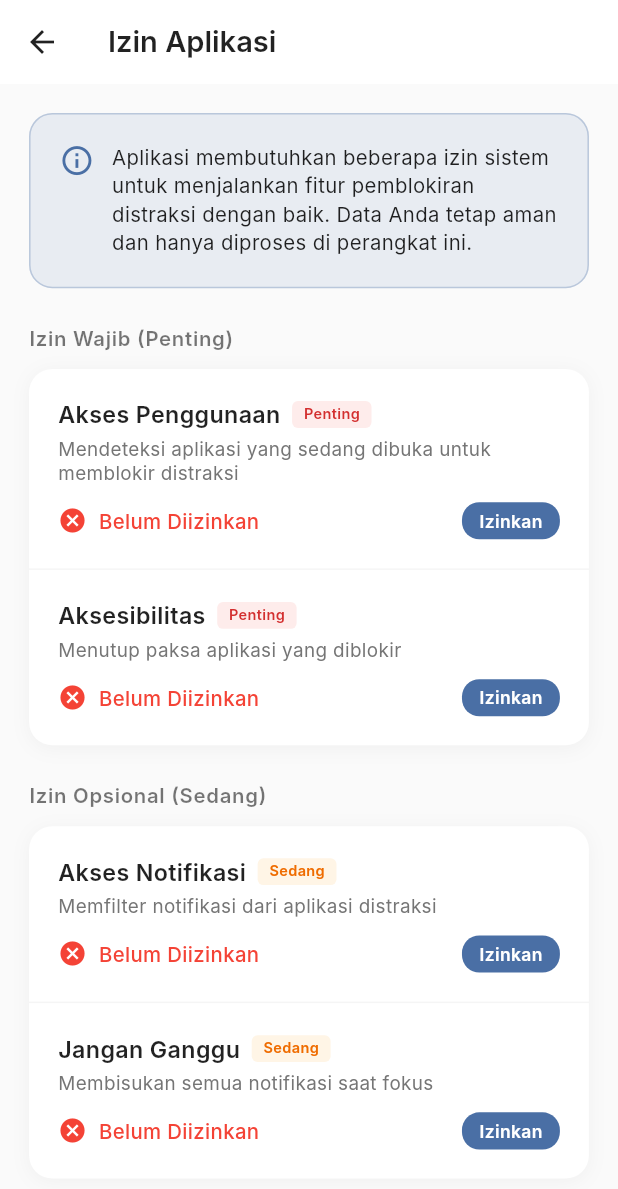
After one commit to MikeNoppo/todolist, a Flutter app: the AppPermissionsScreen screen opened directly, after a tap on "Akses Penggunaan", on a phone screen of 412 x 824 dp. The commit adds this screen. Shown: the top 1189 px of the screen. Run offline on Flutter 3.47's test engine with Material 3 defaults, Android fonts, the phone set to English and light mode, and no system bars; our stand-ins replace flutter_local_notifications, flutter_screenutil, flutter_timezone, shared_preferences, timezone; accounts and stored records are empty; Roboto replaces fonts that are missing (Inter).

Commit message:
feat: Adds app permissions screen
Provides a dedicated UI for viewing and requesting required system permissions and integrates it into the settings menu.

```diff
--- /dev/null
+++ b/lib/screens/settings/app_permissions_screen.dart
@@ -0,0 +1,390 @@
+import 'package:flutter/material.dart';
+import 'package:flutter/services.dart';
+import 'package:flutter_screenutil/flutter_screenutil.dart';
+
+import '../../core/ui/app_size_tokens.dart';
+import '../../services/app_logger.dart';
+import '../../services/permission_service.dart';
+
+class AppPermissionsScreen extends StatefulWidget {
+  const AppPermissionsScreen({super.key});
+
+  @override
+  State<AppPermissionsScreen> createState() => _AppPermissionsScreenState();
+}
+
+class _AppPermissionsScreenState extends State<AppPermissionsScreen>
+    with WidgetsBindingObserver {
+  static const String _tag = 'AppPermissionsScreen';
+
+  bool _isLoading = true;
+  bool _accessibilityGranted = false;
+  bool _usageStatsGranted = false;
+  bool _notificationListenerGranted = false;
+  bool _dndGranted = false;
+
+  @override
+  void initState() {
+    super.initState();
+    WidgetsBinding.instance.addObserver(this);
+    _loadPermissions();
+  }
+
+  @override
+  void dispose() {
+    WidgetsBinding.instance.removeObserver(this);
+    super.dispose();
+  }
+
+  @override
+  void didChangeAppLifecycleState(AppLifecycleState state) {
+    super.didChangeAppLifecycleState(state);
+    if (state == AppLifecycleState.resumed) {
+      _loadPermissions();
+    }
+  }
+
+  Future<void> _loadPermissions() async {
+    try {
+      final accessibilityGranted =
+          await PermissionService.isAccessibilityServiceEnabled();
+      final usageStatsGranted =
+          await PermissionService.isUsageStatsPermissionGranted();
+      final notificationListenerGranted =
+          await PermissionService.isNotificationListenerAccessGranted();
+      final dndGranted = await PermissionService.isDoNotDisturbAccessGranted();
+
+      if (!mounted) return;
+
+      setState(() {
+        _accessibilityGranted = accessibilityGranted;
+        _usageStatsGranted = usageStatsGranted;
+        _notificationListenerGranted = notificationListenerGranted;
+        _dndGranted = dndGranted;
+        _isLoading = false;
+      });
+    } catch (e, stackTrace) {
+      AppLogger.error(
+        _tag,
+        'Failed to load permissions.',
+        error: e,
+        stackTrace: stackTrace,
+      );
+      if (!mounted) return;
+      setState(() {
+        _isLoading = false;
+      });
+    }
+  }
+
+  @override
+  Widget build(BuildContext context) {
+    return Scaffold(
+      backgroundColor: Colors.grey[50],
+      appBar: AppBar(
+        backgroundColor: Colors.white,
+        elevation: 0,
+        leading: IconButton(
+          onPressed: () => Navigator.pop(context),
+          icon: const Icon(Icons.arrow_back, color: Colors.black87),
+        ),
+        title: Text(
+          'Izin Aplikasi',
+          style: TextStyle(
+            fontSize: AppSizeTokens.text20,
+            fontWeight: FontWeight.w600,
+            color: Colors.black87,
+          ),
+        ),
+        systemOverlayStyle: SystemUiOverlayStyle.dark,
+      ),
+      body: _isLoading
+          ? const Center(
+              child: CircularProgressIndicator(color: Color(0xFF4A6FA5)),
+            )
+          : ListView(
+              padding: EdgeInsets.all(AppSizeTokens.cardPadding),
+              children: [
+                _buildInfoCard(),
+                SizedBox(height: AppSizeTokens.space24),
+                _buildSectionHeader('Izin Wajib (Penting)'),
+                SizedBox(height: AppSizeTokens.space12),
+                _buildPermissionsCard([
+                  _buildPermissionItem(
+                    title: 'Akses Penggunaan',
+                    description:
+                        'Mendeteksi aplikasi yang sedang dibuka untuk memblokir distraksi',
+                    isGranted: _usageStatsGranted,
+                    importance: _PermissionImportance.high,
+                    onTap: () async {
+                      await PermissionService.openUsageStatsSettings();
+                    },
+                  ),
+                  _buildDivider(),
+                  _buildPermissionItem(
+                    title: 'Aksesibilitas',
+                    description: 'Menutup paksa aplikasi yang diblokir',
+                    isGranted: _accessibilityGranted,
+                    importance: _PermissionImportance.high,
+                    onTap: () async {
+                      await PermissionService.openAccessibilitySettings();
+                    },
+                  ),
+                ]),
+                SizedBox(height: AppSizeTokens.space24),
+                _buildSectionHeader('Izin Opsional (Sedang)'),
+                SizedBox(height: AppSizeTokens.space12),
+                _buildPermissionsCard([
+                  _buildPermissionItem(
+                    title: 'Akses Notifikasi',
+                    description: 'Memfilter notifikasi dari aplikasi distraksi',
+                    isGranted: _notificationListenerGranted,
+                    importance: _PermissionImportance.medium,
+                    onTap: () async {
+                      await PermissionService.openNotificationListenerSettings();
+                    },
+                  ),
+                  _buildDivider(),
+                  _buildPermissionItem(
+                    title: 'Jangan Ganggu',
+                    description: 'Membisukan semua notifikasi saat fokus',
+                    isGranted: _dndGranted,
+                    importance: _PermissionImportance.medium,
+                    onTap: () async {
+                      await PermissionService.openDoNotDisturbSettings();
+                    },
+                  ),
+                ]),
+              ],
+            ),
+    );
+  }
+
+  Widget _buildInfoCard() {
+    return Container(
+      padding: EdgeInsets.all(AppSizeTokens.cardPadding),
+      decoration: BoxDecoration(
+        color: const Color(0xFF4A6FA5).withValues(alpha: 0.1),
+        borderRadius: BorderRadius.circular(AppSizeTokens.radius16),
+        border: Border.all(
+          color: const Color(0xFF4A6FA5).withValues(alpha: 0.3),
+        ),
+      ),
+      child: Row(
+        crossAxisAlignment: CrossAxisAlignment.start,
+        children: [
+          Icon(
+            Icons.info_outline,
+            color: const Color(0xFF4A6FA5),
+            size: AppSizeTokens.icon24,
+          ),
+          SizedBox(width: AppSizeTokens.space12),
+          Expanded(
+            child: Text(
+              'Aplikasi membutuhkan beberapa izin sistem untuk menjalankan fitur pemblokiran distraksi dengan baik. Data Anda tetap aman dan hanya diproses di perangkat ini.',
+              style: TextStyle(
+                fontSize: AppSizeTokens.text14,
+                color: Colors.black87,
+                height: 1.4,
+              ),
+            ),
+          ),
+        ],
+      ),
+    );
+  }
+
+  Widget _buildSectionHeader(String title) {
+    return Text(
+      title,
+      style: TextStyle(
+        fontSize: AppSizeTokens.text14,
+        fontWeight: FontWeight.w600,
+        color: Colors.black54,
+        letterSpacing: 0.5.sp,
+      ),
+    );
+  }
+
+  Widget _buildPermissionsCard(List<Widget> children) {
+    return Container(
+      decoration: BoxDecoration(
+        color: Colors.white,
+        borderRadius: BorderRadius.circular(AppSizeTokens.radius16),
+        boxShadow: [
+          BoxShadow(
+            color: Colors.black.withValues(alpha: 0.04),
+            blurRadius: 10,
+            offset: const Offset(0, 2),
+          ),
+        ],
+      ),
+      child: Column(children: children),
+    );
+  }
+
+  Widget _buildPermissionItem({
+    required String title,
+    required String description,
+    required bool isGranted,
+    required _PermissionImportance importance,
+    required VoidCallback onTap,
+  }) {
+    final statusColor = isGranted ? Colors.green : Colors.red;
+    final statusText = isGranted ? 'Diizinkan' : 'Belum Diizinkan';
+    final statusIcon = isGranted ? Icons.check_circle : Icons.cancel;
+
+    return Material(
+      color: Colors.transparent,
+      child: InkWell(
+        onTap: onTap,
+        borderRadius: BorderRadius.circular(AppSizeTokens.radius16),
+        child: Padding(
+          padding: EdgeInsets.all(AppSizeTokens.cardPadding),
+          child: Column(
+            crossAxisAlignment: CrossAxisAlignment.start,
+            children: [
+              Row(
+                crossAxisAlignment: CrossAxisAlignment.start,
+                children: [
+                  Expanded(
+                    child: Column(
+                      crossAxisAlignment: CrossAxisAlignment.start,
+                      children: [
+                        Row(
+                          children: [
+                            Flexible(
+                              child: Text(
+                                title,
+                                style: TextStyle(
+                                  fontSize: AppSizeTokens.text16,
+                                  fontWeight: FontWeight.w600,
+                                  color: Colors.black87,
+                                ),
+                              ),
+                            ),
+                            SizedBox(width: AppSizeTokens.space8),
+                            _buildImportanceChip(importance),
+                          ],
+                        ),
+                        SizedBox(height: AppSizeTokens.space4),
+                        Text(
+                          description,
+                          style: TextStyle(
+                            fontSize: AppSizeTokens.text13,
+                            color: Colors.grey[600],
+                            height: 1.3,
+                          ),
+                        ),
+                      ],
+                    ),
+                  ),
+                ],
+              ),
+              SizedBox(height: AppSizeTokens.space12),
+              Row(
+                mainAxisAlignment: MainAxisAlignment.spaceBetween,
+                children: [
+                  Row(
+                    children: [
+                      Icon(
+                        statusIcon,
+                        color: statusColor,
+                        size: AppSizeTokens.icon20,
+                      ),
+                      SizedBox(width: AppSizeTokens.space8),
+                      Text(
+                        statusText,
+                        style: TextStyle(
+                          fontSize: AppSizeTokens.text14,
+                          fontWeight: FontWeight.w500,
+                          color: statusColor,
+                        ),
+                      ),
+                    ],
+                  ),
+                  if (!isGranted)
+                    Container(
+                      padding: EdgeInsets.symmetric(
+                        horizontal: AppSizeTokens.space12,
+                        vertical: AppSizeTokens.space4,
+                      ),
+                      decoration: BoxDecoration(
+                        color: const Color(0xFF4A6FA5),
+                        borderRadius: BorderRadius.circular(
+                          AppSizeTokens.radius12,
+                        ),
+                      ),
+                      child: Text(
+                        'Izinkan',
+                        style: TextStyle(
+                          fontSize: AppSizeTokens.text12,
+                          fontWeight: FontWeight.w600,
+                          color: Colors.white,
+                        ),
+                      ),
+                    )
+                  else
+                    Icon(
+                      Icons.chevron_right,
+                      color: Colors.grey[400],
+                      size: AppSizeTokens.icon20,
+                    ),
+                ],
+              ),
+            ],
+          ),
+        ),
+      ),
+    );
+  }
+
+  Widget _buildImportanceChip(_PermissionImportance importance) {
+    Color bgColor;
+    Color textColor;
+    String label;
+
+    switch (importance) {
+      case _PermissionImportance.high:
+        bgColor = Colors.red.withValues(alpha: 0.1);
+        textColor = Colors.red[700]!;
+        label = 'Penting';
+        break;
+      case _PermissionImportance.medium:
+        bgColor = Colors.orange.withValues(alpha: 0.1);
+        textColor = Colors.orange[800]!;
+        label = 'Sedang';
+        break;
+      case _PermissionImportance.low:
+        bgColor = Colors.green.withValues(alpha: 0.1);
+        textColor = Colors.green[700]!;
+        label = 'Rendah';
+        break;
+    }
+
+    return Container(
+      padding: EdgeInsets.symmetric(
+        horizontal: AppSizeTokens.space8,
+        vertical: 2.sp,
+      ),
+      decoration: BoxDecoration(
+        color: bgColor,
+        borderRadius: BorderRadius.circular(4.r),
+      ),
+      child: Text(
+        label,
+        style: TextStyle(
+          fontSize: 10.sp,
+          fontWeight: FontWeight.w600,
+          color: textColor,
+        ),
+      ),
+    );
+  }
+
+  Widget _buildDivider() {
+    return Divider(height: 1, thickness: 1, color: Colors.grey[100]);
+  }
+}
+
+enum _PermissionImportance { high, medium, low }
--- a/lib/screens/settings/settings_screen.dart
+++ b/lib/screens/settings/settings_screen.dart
@@ -10,6 +10,7 @@ import '../../services/notification_interruption_service.dart';
 import '../../services/notification_service.dart';
 import '../../services/permission_service.dart';
 import 'app_blocker_settings_screen.dart';
+import 'app_permissions_screen.dart';
 import 'debug_settings_screen.dart';
 import 'intervention_rules_settings_screen.dart';
 import 'profile_screen.dart';
@@ -692,6 +693,20 @@ class _SettingsScreenState extends State<SettingsScreen>
                   ),
                   _buildDivider(),
                   _buildSettingItem(
+                    icon: Icons.security_outlined,
+                    title: 'Izin Aplikasi',
+                    subtitle: 'Kelola akses yang dibutuhkan aplikasi',
+                    onTap: () {
+                      Navigator.push(
+                        context,
+                        MaterialPageRoute(
+                          builder: (context) => const AppPermissionsScreen(),
+                        ),
+                      );
+                    },
+                  ),
+                  _buildDivider(),
+                  _buildSettingItem(
                     icon: Icons.notifications_off_outlined,
                     title: 'Filter Notifikasi Distraksi',
                     subtitle: _notificationFilterSubtitle(),
```
